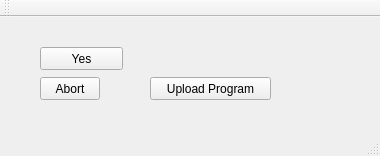
First picture: the form in src/Control2012/maingui.ui, repository yoshi5534/schorsch-the-robot, before the edit.
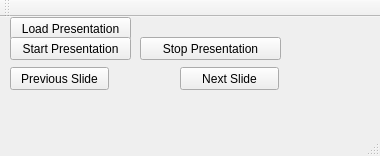
Second picture: the form after the edit.

Commit message: first working GUI draft, that can control the presentation

```diff
--- a/src/Control2012/maingui.ui
+++ b/src/Control2012/maingui.ui
@@ -17,40 +17,66 @@
    <widget class="QPushButton" name="buttonYes">
     <property name="geometry">
      <rect>
-      <x>40</x>
-      <y>30</y>
-      <width>83</width>
+      <x>10</x>
+      <y>0</y>
+      <width>121</width>
       <height>23</height>
      </rect>
     </property>
     <property name="text">
-     <string>Yes</string>
+     <string>Load Presentation</string>
     </property>
    </widget>
    <widget class="QPushButton" name="buttonAbortTransmission">
     <property name="geometry">
      <rect>
-      <x>40</x>
-      <y>60</y>
-      <width>60</width>
+      <x>140</x>
+      <y>20</y>
+      <width>141</width>
       <height>23</height>
      </rect>
     </property>
     <property name="text">
-     <string>Abort</string>
+     <string>Stop Presentation</string>
     </property>
    </widget>
    <widget class="QPushButton" name="buttonUpload">
     <property name="geometry">
      <rect>
-      <x>150</x>
-      <y>60</y>
+      <x>180</x>
+      <y>50</y>
+      <width>99</width>
+      <height>23</height>
+     </rect>
+    </property>
+    <property name="text">
+     <string>Next Slide</string>
+    </property>
+   </widget>
+   <widget class="QPushButton" name="previousSlide">
+    <property name="geometry">
+     <rect>
+      <x>10</x>
+      <y>50</y>
+      <width>99</width>
+      <height>23</height>
+     </rect>
+    </property>
+    <property name="text">
+     <string>Previous Slide</string>
+    </property>
+   </widget>
+   <widget class="QPushButton" name="startPresentation">
+    <property name="geometry">
+     <rect>
+      <x>10</x>
+      <y>20</y>
       <width>121</width>
       <height>23</height>
      </rect>
     </property>
     <property name="text">
-     <string>Upload Program</string>
+     <string>Start Presentation</string>
     </property>
    </widget>
   </widget>
```
Left out of the diff: 110 changed lines with no effect on the pictures. The commit also changes 5 other files.
